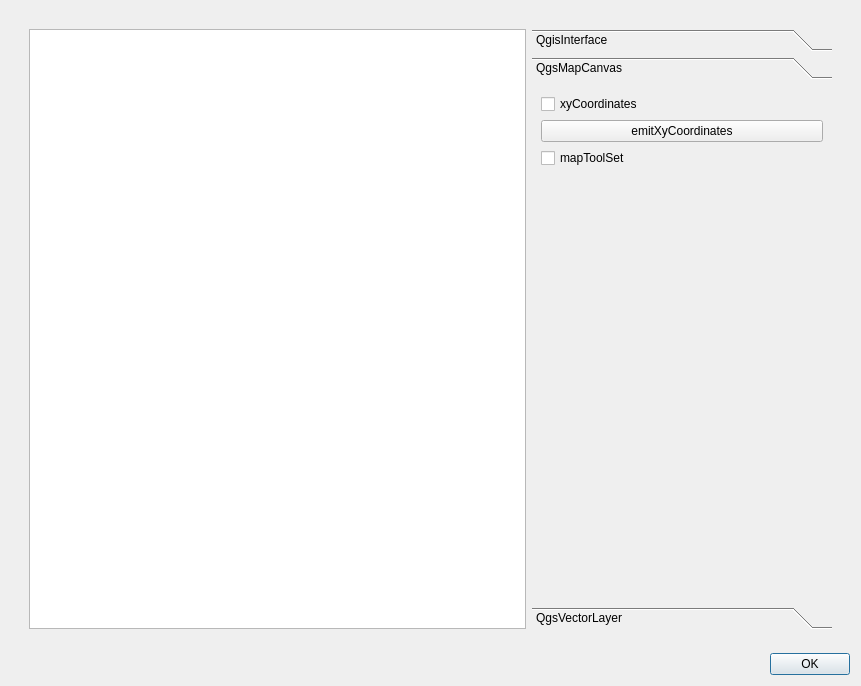
Above: examples/foss4g2011_example3/ui_foss4g2011_example3.ui from cugos/qgisworkshop_org before the change. Below: the same form after it.
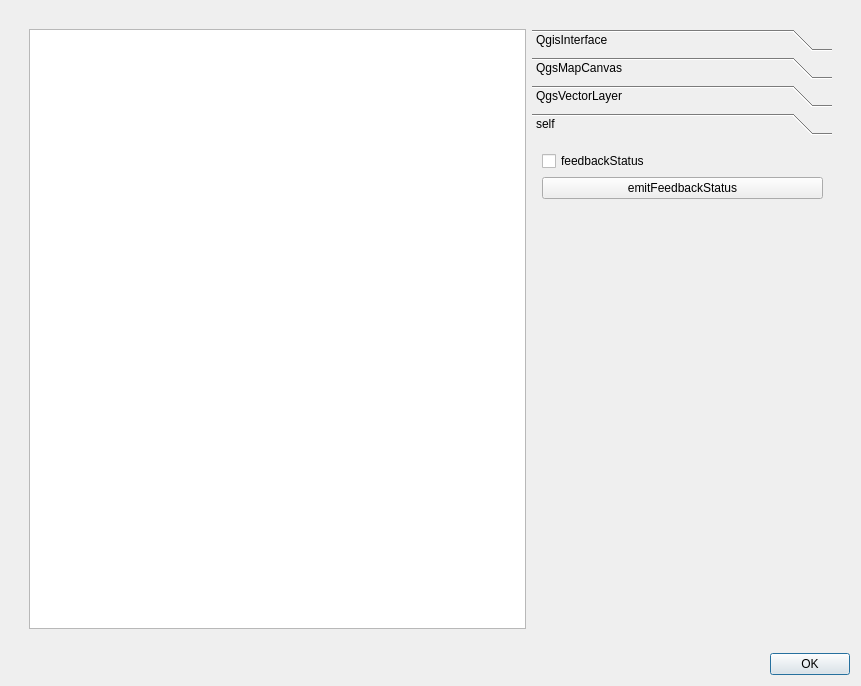
That is the form after the change.

Commit message: added a self page with checkbox and button to show how to create your own signals

What changed in the file:
```diff
--- a/examples/foss4g2011_example3/ui_foss4g2011_example3.ui
+++ b/examples/foss4g2011_example3/ui_foss4g2011_example3.ui
@@ -36,7 +36,7 @@
                 </size>
                </property>
                <property name="currentIndex">
-                <number>1</number>
+                <number>3</number>
                </property>
                <widget class="QWidget" name="page">
                 <property name="geometry">
@@ -203,6 +203,50 @@
                  </layout>
                 </widget>
                </widget>
+               <widget class="QWidget" name="page_4">
+                <attribute name="label">
+                 <string>self</string>
+                </attribute>
+                <widget class="QWidget" name="verticalLayoutWidget_2">
+                 <property name="geometry">
+                  <rect>
+                   <x>10</x>
+                   <y>10</y>
+                   <width>281</width>
+                   <height>461</height>
+                  </rect>
+                 </property>
+                 <layout class="QVBoxLayout" name="verticalLayout_5">
+                  <item>
+                   <widget class="QCheckBox" name="feedbackStatusCheckBox">
+                    <property name="text">
+                     <string>feedbackStatus</string>
+                    </property>
+                   </widget>
+                  </item>
+                  <item>
+                   <widget class="QPushButton" name="emitFeedbackStatusBtn">
+                    <property name="text">
+                     <string>emitFeedbackStatus</string>
+                    </property>
+                   </widget>
+                  </item>
+                  <item>
+                   <spacer name="verticalSpacer_4">
+                    <property name="orientation">
+                     <enum>Qt::Vertical</enum>
+                    </property>
+                    <property name="sizeHint" stdset="0">
+                     <size>
+                      <width>20</width>
+                      <height>40</height>
+                     </size>
+                    </property>
+                   </spacer>
+                  </item>
+                 </layout>
+                </widget>
+               </widget>
               </widget>
              </item>
             </layout>
```
Left out of the diff: 2 changed lines with no effect on the pictures. The commit also changes 1 other file.
